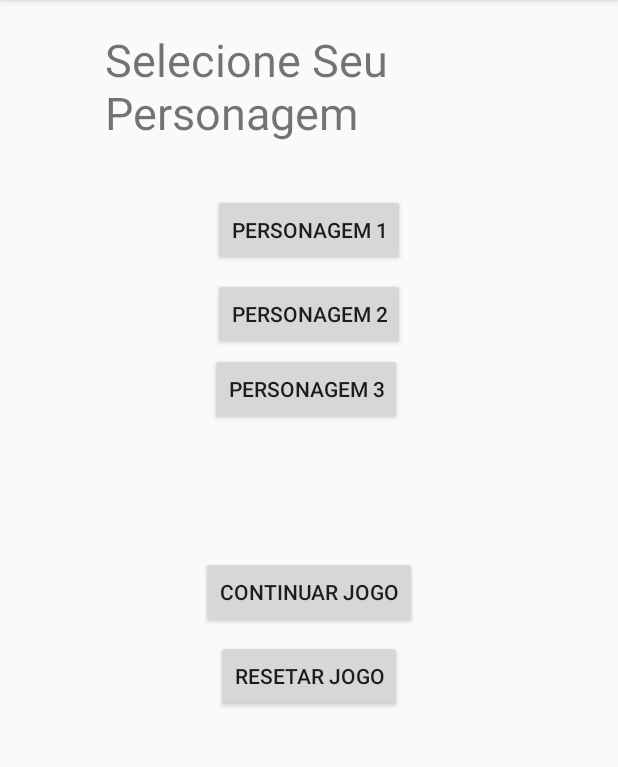
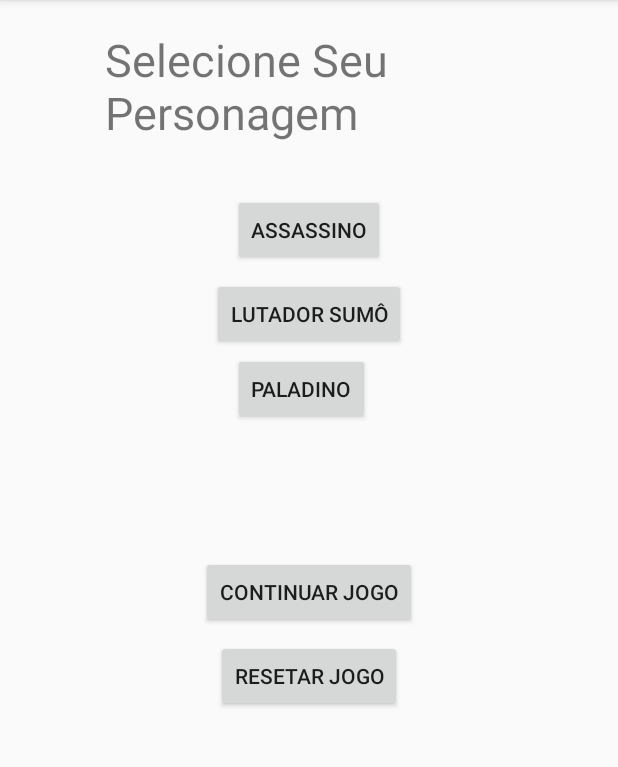
Before and after one commit to hirobs/RpgTrabalho, an Android app: the screen it shows after launch (MainActivity), on a phone screen of 412 x 824 dp, the part 84-851 px from its top. Run offline under Robolectric (Android 15) with nearby library versions, the phone set to English and light mode, and no system bars.

Commit message:
Mudança no banco

```diff
--- a/app/build.gradle
+++ b/app/build.gradle
@@ -26,6 +26,6 @@ dependencies {
     })
     compile 'com.android.support:appcompat-v7:26.+'
     compile 'com.android.support.constraint:constraint-layout:1.0.2'
+    compile 'com.readystatesoftware.sqliteasset:sqliteassethelper:+'
     testCompile 'junit:junit:4.12'
-    compile 'com.readystatesoftware.sqliteasset:sqliteassethelper:+'
 }
--- a/app/src/main/AndroidManifest.xml
+++ b/app/src/main/AndroidManifest.xml
@@ -17,7 +17,8 @@
             </intent-filter>
         </activity>
         <activity android:name=".TelaJogo" />
-        <activity android:name=".TelaAmbiente"></activity>
+        <activity android:name=".TelaAmbiente" />
+        <activity android:name=".TelaLoja"></activity>
     </application>
 
 </manifest>
--- a/app/src/main/java/com/example/hirob/rpgtrabalho/TelaJogo.java
+++ b/app/src/main/java/com/example/hirob/rpgtrabalho/TelaJogo.java
@@ -52,7 +52,7 @@ public class TelaJogo extends AppCompatActivity {
         TextView texto = (TextView) findViewById(R.id.textViewPersonagem);
 
         if(perso == 1){
-            texto.setText("Esse personagem é bom no ataque");
+            texto.setText("Esse personagem é o que possui o maior ataque, porém, baixa defesa");
         }
         if(perso ==2){
             texto.setText("Esse personagem é bom na defesa");
--- a/app/src/main/res/layout/activity_main.xml
+++ b/app/src/main/res/layout/activity_main.xml
@@ -39,7 +39,7 @@
         android:layout_marginLeft="8dp"
         android:layout_marginRight="8dp"
         android:layout_marginTop="8dp"
-        android:text="Personagem 1"
+        android:text="Assassino"
         app:layout_constraintLeft_toLeftOf="parent"
         app:layout_constraintRight_toRightOf="parent"
         app:layout_constraintTop_toBottomOf="@+id/textView" />
@@ -51,7 +51,7 @@
         android:layout_marginLeft="8dp"
         android:layout_marginRight="8dp"
         android:layout_marginTop="8dp"
-        android:text="Personagem 2"
+        android:text="Lutador Sumô"
         app:layout_constraintLeft_toLeftOf="parent"
         app:layout_constraintRight_toRightOf="parent"
         app:layout_constraintTop_toBottomOf="@+id/buttonPerso1" />
@@ -63,7 +63,7 @@
         android:layout_marginLeft="39dp"
         android:layout_marginRight="8dp"
         android:layout_marginTop="2dp"
-        android:text="Personagem 3"
+        android:text="Paladino"
         app:layout_constraintHorizontal_bias="0.425"
         app:layout_constraintLeft_toLeftOf="parent"
         app:layout_constraintRight_toRightOf="parent"
```
Also changed, not shown: app/src/main/java/com/example/hirob/rpgtrabalho/TelaLoja.java (added, +13 -0 lines), app/src/main/res/layout/activity_tela_loja.xml (added, +9 -0 lines), 1 other file.
